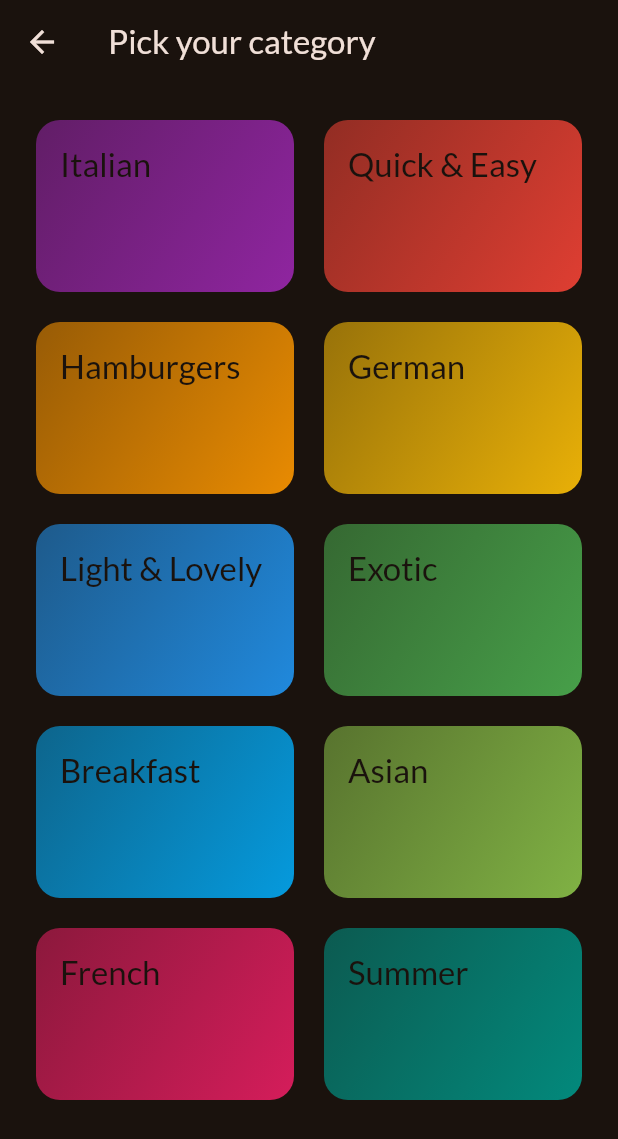
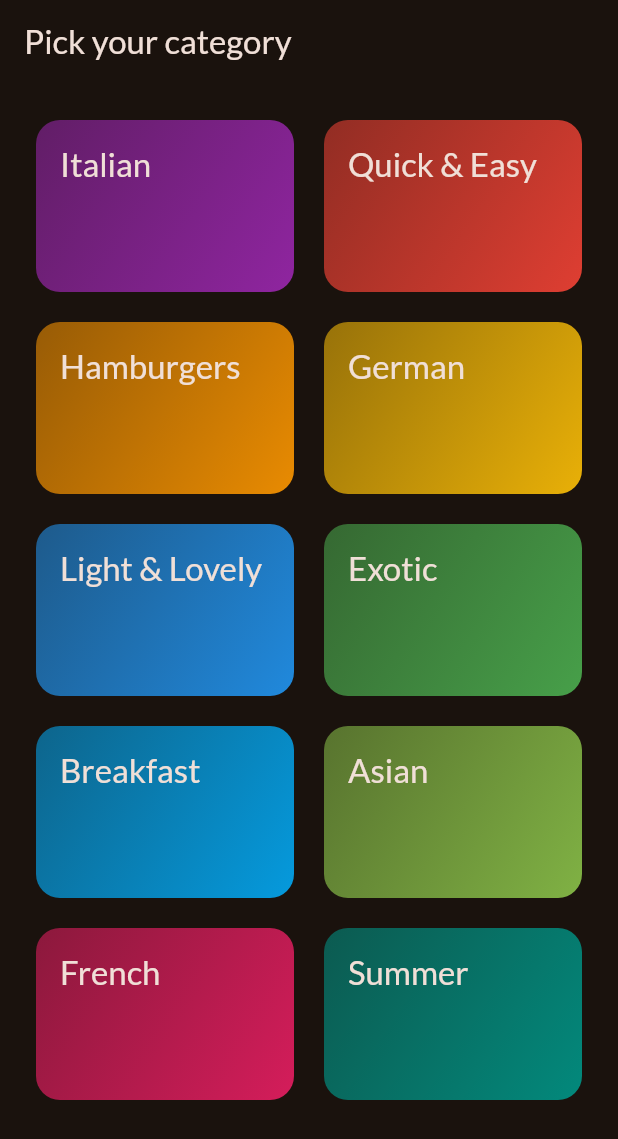
Before and after one commit to amarjaiswar16/flutter_meals_app, a Flutter app: the CategoryScreen screen opened directly, on a phone screen of 412 x 824 dp. Shown: the top 1139 px of the screen. Run offline on Flutter 3.47's test engine with Material 2 defaults, Android fonts, the phone set to English and light mode, and no system bars; our stand-ins replace google_fonts.

```diff
--- a/lib/data/dummy_data.dart
+++ b/lib/data/dummy_data.dart
@@ -4,52 +4,52 @@ import 'package:meals/models/meal.dart';
 
 // Constants in Dart should be written in lowerCamelcase.
 const availableCategories = [
-  Category(
+  iCategory(
     id: 'c1',
     title: 'Italian',
     color: Colors.purple,
   ),
-  Category(
+  iCategory(
     id: 'c2',
     title: 'Quick & Easy',
     color: Colors.red,
   ),
-  Category(
+  iCategory(
     id: 'c3',
     title: 'Hamburgers',
     color: Colors.orange,
   ),
-  Category(
+  iCategory(
     id: 'c4',
     title: 'German',
     color: Colors.amber,
   ),
-  Category(
+  iCategory(
     id: 'c5',
     title: 'Light & Lovely',
     color: Colors.blue,
   ),
-  Category(
+  iCategory(
     id: 'c6',
     title: 'Exotic',
     color: Colors.green,
   ),
-  Category(
+  iCategory(
     id: 'c7',
     title: 'Breakfast',
     color: Colors.lightBlue,
   ),
-  Category(
+  iCategory(
     id: 'c8',
     title: 'Asian',
     color: Colors.lightGreen,
   ),
-  Category(
+  iCategory(
     id: 'c9',
     title: 'French',
     color: Colors.pink,
   ),
-  Category(
+  iCategory(
     id: 'c10',
     title: 'Summer',
     color: Colors.teal,
--- a/lib/models/category.dart
+++ b/lib/models/category.dart
@@ -1,7 +1,7 @@
 import 'package:flutter/material.dart';
 
-class Category {
-  const Category({
+class iCategory {
+  const iCategory({
     required this.id,
     required this.title,
     this.color = Colors.orange,
--- a/lib/widgets/category_grid_item.dart
+++ b/lib/widgets/category_grid_item.dart
@@ -2,15 +2,19 @@ import 'package:flutter/material.dart';
 import 'package:meals/models/category.dart';
 
 class CategoryGridItem extends StatelessWidget {
+  const CategoryGridItem({
+    super.key,
+    required this.category,
+    required this.onSelectCategory,
+  });
 
-  const CategoryGridItem({super.key, required this.category});
-
-  final Category category;
+  final iCategory category;
+  final void Function() onSelectCategory;
 
   @override
   Widget build(context) {
     return InkWell(
-      onTap: () {},
+      onTap: onSelectCategory,
       splashColor: Theme.of(context).primaryColor,
       borderRadius: BorderRadius.circular(16),
       child: Container(
@@ -29,8 +33,8 @@ class CategoryGridItem extends StatelessWidget {
         child: Text(
           category.title,
           style: Theme.of(context).textTheme.titleLarge!.copyWith(
-            color: Theme.of(context).colorScheme.background,
-          ),
+                color: Theme.of(context).colorScheme.onBackground,
+              ),
         ),
       ),
     );
```
Also changed, not shown: lib/Screens/CategoryScreen.dart (+33 -6 lines), lib/main.dart (+4 -4 lines).
